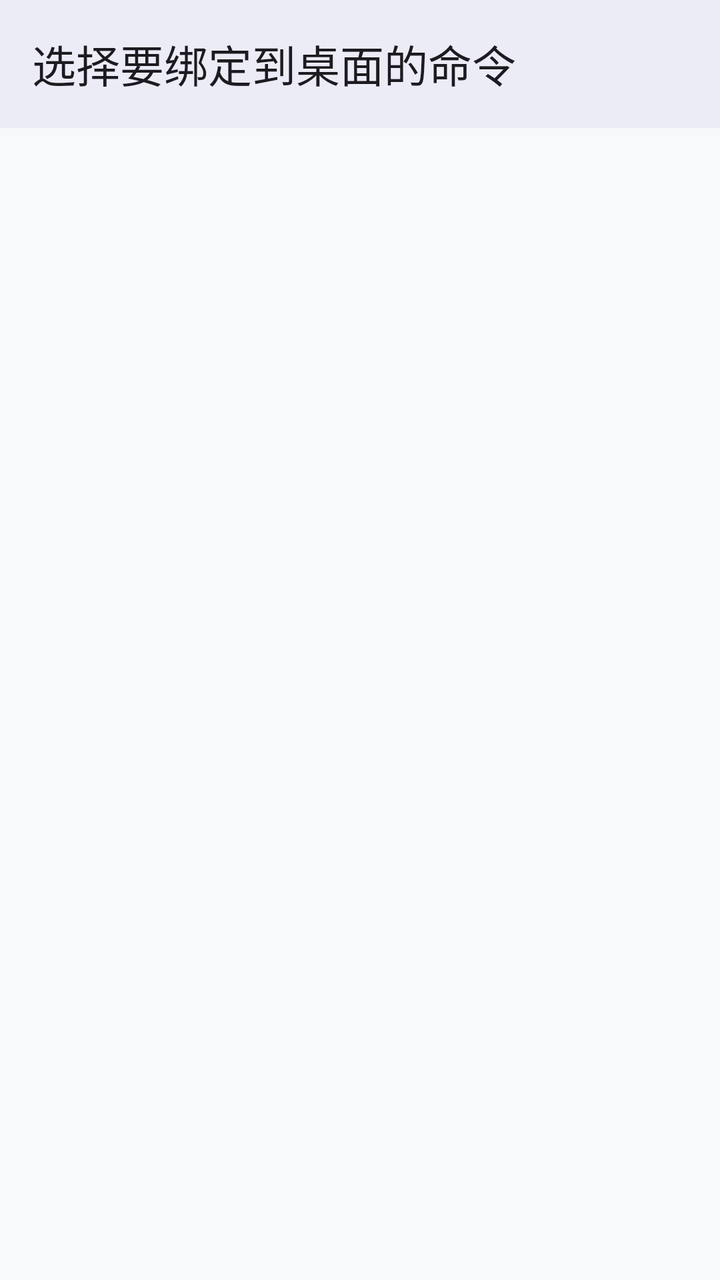
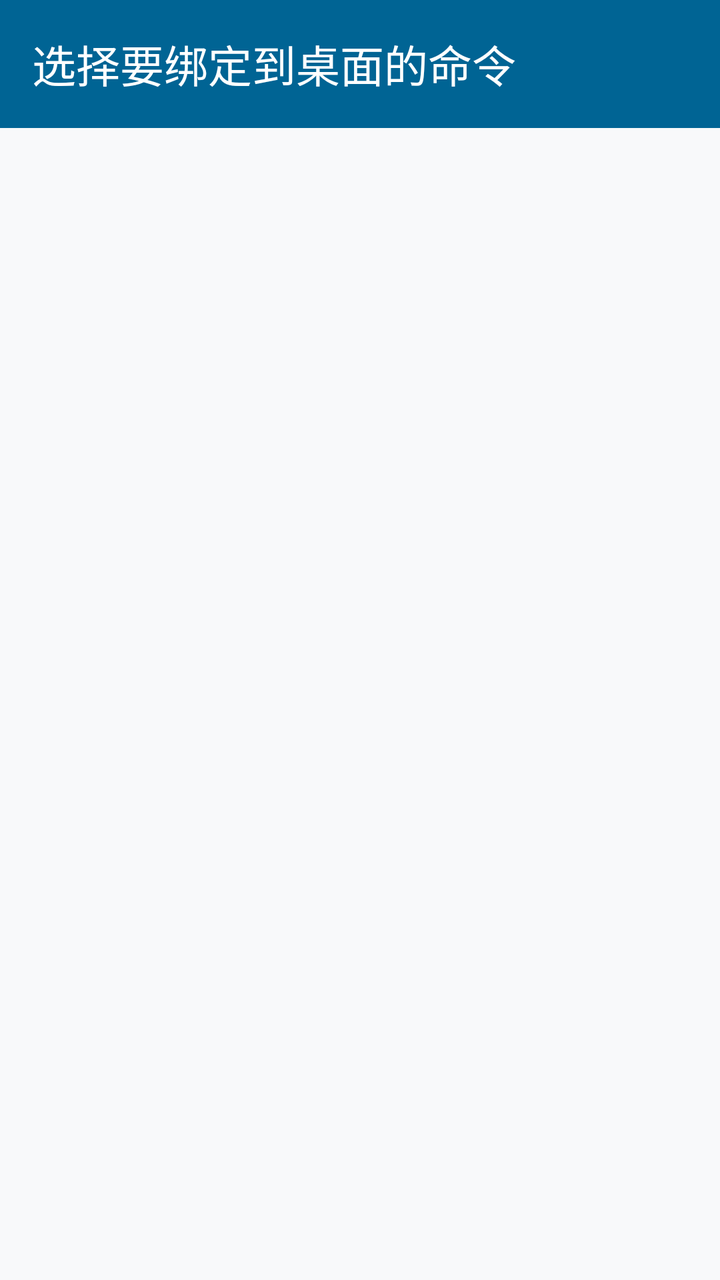

Two renders of the same Android screen: before a commit and after it. Below are the layout's source before the change and the commit's diff.
<!-- AndroidManifest.xml: application theme Theme.SSHRemoteExec -->
<!-- res/layout/activity_widget_configure.xml -->
<?xml version="1.0" encoding="utf-8"?>
<LinearLayout xmlns:android="http://schemas.android.com/apk/res/android"
    xmlns:app="http://schemas.android.com/apk/res-auto"
    android:layout_width="match_parent"
    android:layout_height="match_parent"
    android:orientation="vertical"
    android:background="@color/background">

    <com.google.android.material.appbar.MaterialToolbar
        android:id="@+id/toolbar"
        android:layout_width="match_parent"
        android:layout_height="?attr/actionBarSize"
        android:background="?attr/colorSurface"
        android:elevation="2dp"
        app:title="@string/configure_widget_title" />

    <TextView
        android:id="@+id/tv_empty"
        android:layout_width="match_parent"
        android:layout_height="wrap_content"
        android:gravity="center"
        android:padding="32dp"
        android:text="@string/empty_commands"
        android:textColor="@color/text_secondary"
        android:visibility="gone" />

    <androidx.recyclerview.widget.RecyclerView
        android:id="@+id/recycler_commands"
        android:layout_width="match_parent"
        android:layout_height="match_parent"
        android:clipToPadding="false"
        android:padding="8dp" />

</LinearLayout>
<!-- resources referenced by this layout -->
<resources>
  <color name="background">#F8F9FA</color>
  <color name="text_secondary">#607D8B</color>
  <string name="configure_widget_title">选择要绑定到桌面的命令</string>
  <string name="empty_commands">暂无命令，请先添加服务器与密钥后创建命令</string>
  <style name="Theme.SSHRemoteExec" parent="Theme.Material3.DayNight.NoActionBar">
          <item name="colorPrimary">@color/primary</item>
          <item name="colorOnPrimary">@color/on_primary</item>
          <item name="colorPrimaryContainer">@color/primary_container</item>
          <item name="colorOnPrimaryContainer">@color/on_primary_container</item>
  
          <item name="colorSecondary">@color/secondary</item>
          <item name="colorOnSecondary">@color/on_secondary</item>
          <item name="colorSecondaryContainer">@color/secondary_container</item>
          <item name="colorOnSecondaryContainer">@color/on_secondary_container</item>
  
          <item name="android:statusBarColor">?attr/colorSurface</item>
          <item name="android:windowLightStatusBar">true</item>
      </style>
  <color name="primary">#006494</color>
  <color name="on_primary">#FFFFFF</color>
  <color name="primary_container">#CCE5FF</color>
  <color name="on_primary_container">#001D31</color>
  <color name="secondary">#00A896</color>
  <color name="on_secondary">#FFFFFF</color>
  <color name="secondary_container">#A3EADE</color>
  <color name="on_secondary_container">#00201C</color>
</resources>

<!-- the commit's change to res/layout/activity_widget_configure.xml (unified diff, before → after) -->
@@ -10,9 +10,10 @@
         android:id="@+id/toolbar"
         android:layout_width="match_parent"
         android:layout_height="?attr/actionBarSize"
-        android:background="?attr/colorSurface"
-        android:elevation="2dp"
-        app:title="@string/configure_widget_title" />
+        android:background="@color/primary"
+        android:elevation="4dp"
+        app:title="@string/configure_widget_title"
+        app:titleTextColor="@color/on_primary" />
 
     <TextView
         android:id="@+id/tv_empty"
<!-- resource entries referenced after the edit -->
@@ -1,6 +1,8 @@
 <!-- resources referenced by this layout -->
 <resources>
   <color name="background">#F8F9FA</color>
+  <color name="on_primary">#FFFFFF</color>
+  <color name="primary">#006494</color>
   <color name="text_secondary">#607D8B</color>
   <string name="configure_widget_title">选择要绑定到桌面的命令</string>
   <string name="empty_commands">暂无命令，请先添加服务器与密钥后创建命令</string>
@@ -15,11 +17,10 @@
           <item name="colorSecondaryContainer">@color/secondary_container</item>
           <item name="colorOnSecondaryContainer">@color/on_secondary_container</item>
   
-          <item name="android:statusBarColor">?attr/colorSurface</item>
-          <item name="android:windowLightStatusBar">true</item>
+          
+          <item name="android:statusBarColor">@color/primary</item>
+          <item name="android:windowLightStatusBar">false</item>
       </style>
-  <color name="primary">#006494</color>
-  <color name="on_primary">#FFFFFF</color>
   <color name="primary_container">#CCE5FF</color>
   <color name="on_primary_container">#001D31</color>
   <color name="secondary">#00A896</color>
